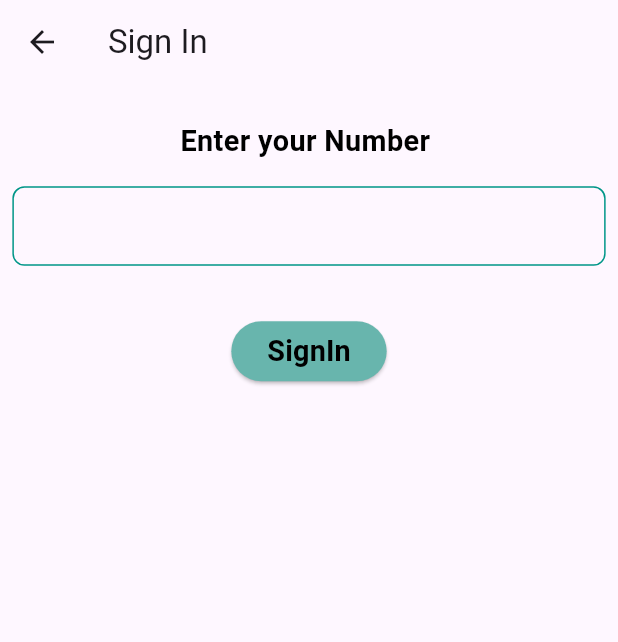
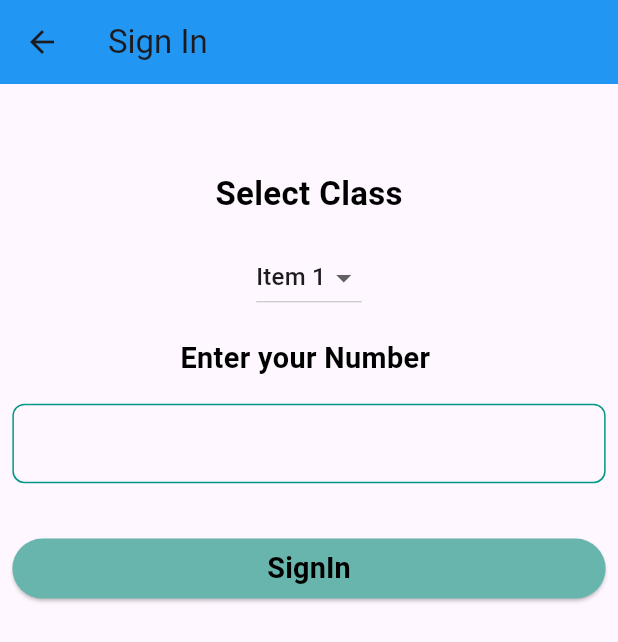
Before and after one commit to Alqdees/Captin_app, a Flutter app: the SignInScreen screen opened by its route, on a phone screen of 412 x 824 dp. Shown: the top 642 px of the screen. Run offline on Flutter 3.47's test engine with Material 2 defaults, Android fonts, the phone set to English and light mode, and no system bars; our stand-ins replace connectivity_plus, firebase_auth, firebase_core, firebase_database, firebase_messaging, shared_preferences and 1 more; accounts and stored records are empty; network calls fail.

```diff
--- a/lib/Models/SendNotification.dart
+++ b/lib/Models/SendNotification.dart
@@ -1,13 +1,16 @@
 import 'dart:convert';
 import 'package:http/http.dart' as http;
 
-abstract class SendNotification {
+class SendNotification {
 
-static sendNotification(String deviceToken, String title, String body) async {
-    const serverKey = 'AAAAy8LDVew:APA91bFDqumw5mbUu4rmiHMieTOK54XuhCw-0b5ApYLhpjiHjfME12DPxVqXKbx0icyB5y4jc6PFojADKndGE96yFgMltL5ZEJNqTQRxRLFtV2NgAc45BvGPKAI6fH65mEDUakG82LBN';
 
-    const fcmEndpoint = 'https://fcm.googleapis.com/fcm/send';
+  SendNotification._();
+  static const serverKey =
+      'AAAAy8LDVew:APA91bFDqumw5mbUu4rmiHMieTOK54XuhCw-0b5ApYLhpjiHjfME12DPxVqXKbx0icyB5y4jc6PFojADKndGE96yFgMltL5ZEJNqTQRxRLFtV2NgAc45BvGPKAI6fH65mEDUakG82LBN';
 
+  static const fcmEndpoint = 'https://fcm.googleapis.com/fcm/send';
+
+  static sendNotification(String deviceToken, String title, String body) async {
     final headers = <String, String>{
       'Content-Type': 'application/json',
       'Authorization': 'key=$serverKey',
@@ -30,7 +33,4 @@ static sendNotification(String deviceToken, String title, String body) async {
       print('________Notification sending failed.');
     }
   }
-
-
-
-    }
+}
--- a/lib/l10n/intl_en.arb
+++ b/lib/l10n/intl_en.arb
@@ -12,5 +12,8 @@
     "EnterOTP": "Enter Your OTP",
     "ErrorOTP": "Error The OTP",
     "nameApp": "School",
-    "welcome": "Welcome to Cappen Application"
+    "welcome": "Welcome to The School Application",
+    "cancel": "Cancel",
+    "selectClass": "Select Class"
+
 }
--- a/lib/route/SignInScreen.dart
+++ b/lib/route/SignInScreen.dart
@@ -4,24 +4,66 @@ import 'package:provider/provider.dart';
 import 'package:sizer/sizer.dart';
 import '../generated/l10n.dart';
 
-class SignInScreen extends StatelessWidget {
+class SignInScreen extends StatefulWidget {
   static const Route = '/SignInScreen';
+
+  const SignInScreen({super.key});
+
+  @override
+  State<SignInScreen> createState() => _SignInScreenState();
+}
+
+class _SignInScreenState extends State<SignInScreen> {
   final TextEditingController _otpController = TextEditingController();
 
-  SignInScreen({super.key});
-
+  List<String> items = ['Item 1', 'Item 2', 'Item 3', 'Item 4'];
+  String selectedItem = 'Item 1';
   @override
   Widget build(BuildContext context) {
     final prov = Provider.of<ModelProvider>(context, listen: false);
     prov.getObj();
     return Scaffold(
       appBar: AppBar(
+        backgroundColor: Colors.blue,
         title: const Text('Sign In'),
       ),
       body: Padding(
         padding: EdgeInsets.all(1.h),
         child: Column(
+          crossAxisAlignment: CrossAxisAlignment.stretch,
           children: [
+            SizedBox(
+              height: 6.h,
+            ),
+            Center(
+              child: Text(
+                S.of(context).selectClass,
+                style: TextStyle(
+                  fontSize: 16.sp,
+                  fontWeight: FontWeight.bold,
+                  color: Colors.black,
+                ),
+              ),
+            ),
+            SizedBox(
+              height: 2.h,
+            ),
+            Center(
+              child: DropdownButton<String>(
+                value: selectedItem,
+                items: items.map((String item) {
+                  return DropdownMenuItem<String>(
+                    value: item,
+                    child: Text(item),
+                  );
+                }).toList(),
+                onChanged: (String? newValue) {
+                  setState(() {
+                    selectedItem = newValue!;
+                  });
+                },
+              ),
+            ),
             SizedBox(
               height: 2.h,
             ),
@@ -108,4 +150,34 @@ class SignInScreen extends StatelessWidget {
       ),
     );
   }
+
+  // void _showPopupMenu(BuildContext context, Offset offset) async {
+  //   final RenderBox overlay =
+  //       Overlay.of(context).context.findRenderObject() as RenderBox;
+  //   final RelativeRect position = RelativeRect.fromRect(
+  //     Rect.fromPoints(
+  //       offset,
+  //       offset.translate(0, 0),
+  //     ),
+  //     Offset.zero & overlay.size,
+  //   );
+  //   final selectedItem = await showMenu<String>(
+  //     context: context,
+  //     position: position,
+  //     items: <PopupMenuEntry<String>>[
+  //       const PopupMenuItem<String>(
+  //         value: 'Option 1',
+  //         child: Text('Option 1'),
+  //       ),
+  //       const PopupMenuItem<String>(
+  //         value: 'Option 2',
+  //         child: Text('Option 2'),
+  //       ),
+  //       const PopupMenuItem<String>(
+  //         value: 'Option 3',
+  //         child: Text('Option 3'),
+  //       ),
+  //     ],
+  //   );
+  // }
 }
--- a/pubspec.yaml
+++ b/pubspec.yaml
@@ -21,7 +21,6 @@ dependencies:
   shared_preferences: ^2.2.0
   google_fonts: ^5.1.0
   firebase_auth: ^4.6.3
-
   # flutter_intl:
   #   enabled: true
 dev_dependencies:
```
Also changed, not shown: lib/main.dart (+5 -4 lines), lib/model_provider/FireBaseApi.dart (+23 -1 lines), lib/model_provider/provider.dart (+34 -2 lines), lib/route/Detail_screen.dart (+14 -7 lines), lib/route/HomeScreen.dart (+39 -2 lines), lib/route/SplashScreen.dart (+1 -9 lines), lib/generated/intl/messages_en.dart, lib/generated/l10n.dart, 1 other file.
